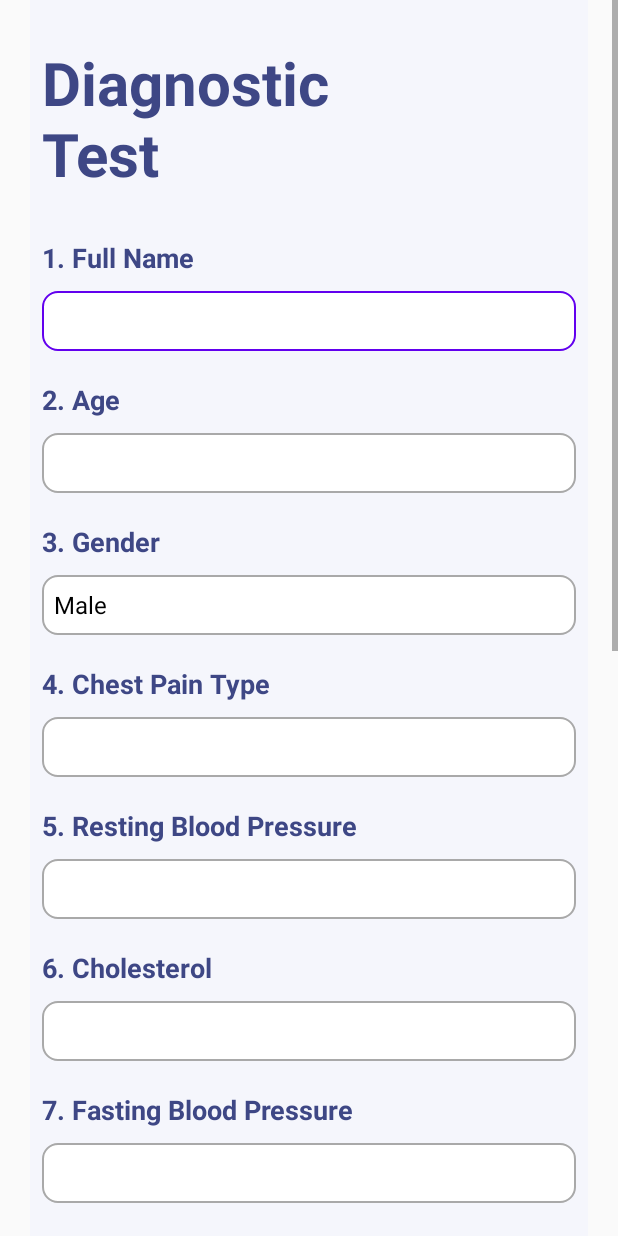
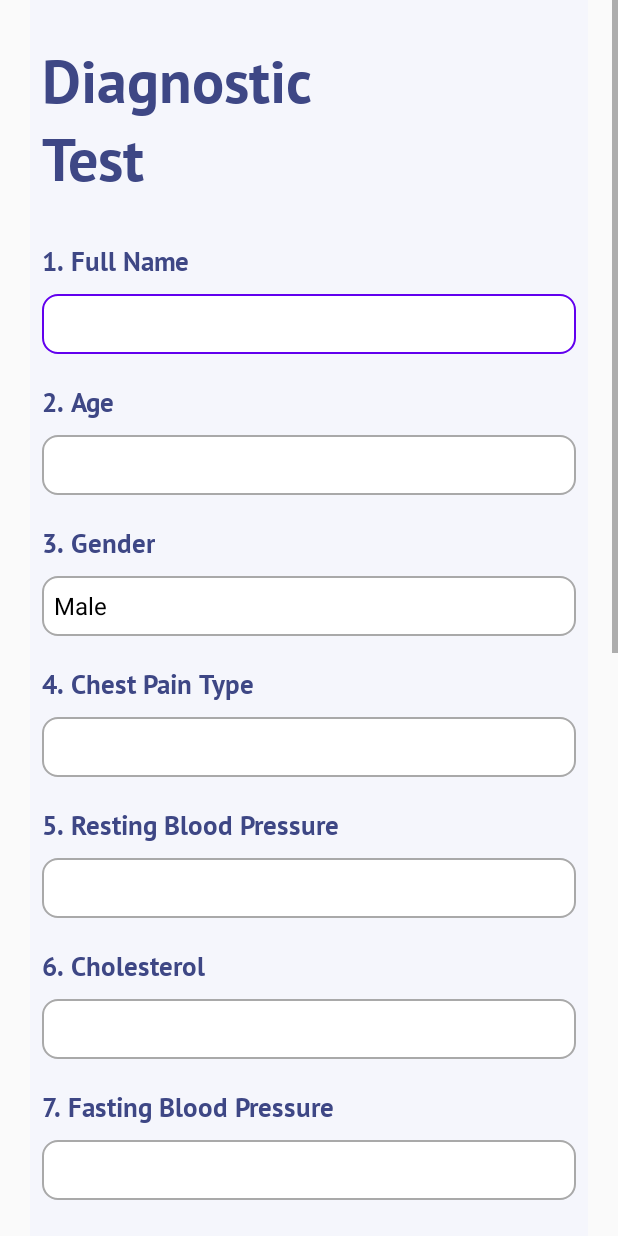
Before and after one commit to klandestinnervio/NervioAndroid, an Android app: the screen it shows after launch once a user with an empty profile is signed in (DiagnosticTestActivity), after a tap on an icon or button, on a phone screen of 412 x 824 dp. Run offline under Robolectric (Android 15) with nearby library versions, the phone set to English and light mode, and no system bars; our stand-ins replace Firebase (no records; nobody signed in at launch, a user with empty details on screens opened directly); libraries missing offline, so code that uses them is left out: org.tensorflow.lite.

Commit message:
perbaikan layout

```diff
--- a/app/src/main/java/com/example/nerv_io/HospitalRecomActivity.kt
+++ b/app/src/main/java/com/example/nerv_io/HospitalRecomActivity.kt
@@ -20,11 +20,6 @@ class HospitalRecomActivity : AppCompatActivity() {
         super.onCreate(savedInstanceState)
         binding = ActivityHospitalRecomBinding.inflate(layoutInflater)
         setContentView(binding.root)
-
-        binding.progressBar
-        progressBar.max = 100
-        progressBar.progress = 20
-
         initData()
     }
 
--- a/app/src/main/res/layout/activity_diagnostic_test.xml
+++ b/app/src/main/res/layout/activity_diagnostic_test.xml
@@ -19,6 +19,7 @@
             android:layout_height="wrap_content"
             android:layout_marginTop="20dp"
             android:text="Diagnostic\nTest"
+            android:fontFamily="@font/ptsanbold"
             android:textColor="@color/dark_blue"
             android:textSize="40sp"
             android:textStyle="bold" />
@@ -28,7 +29,7 @@
             android:layout_height="wrap_content"
             android:layout_marginTop="30dp"
             android:text="@string/question_1"
-            android:textStyle="bold"
+            android:fontFamily="@font/ptsanbold"
             android:textColor="@color/dark_blue"
             android:textSize="18sp" />
 
@@ -47,7 +48,7 @@
         <TextView
             android:layout_width="wrap_content"
             android:layout_height="wrap_content"
-            android:textStyle="bold"
+            android:fontFamily="@font/ptsanbold"
             android:layout_marginTop="20dp"
             android:text="@string/question_2"
             android:textColor="@color/dark_blue"
@@ -67,7 +68,7 @@
             android:layout_width="wrap_content"
             android:layout_height="wrap_content"
             android:layout_marginTop="20dp"
-            android:textStyle="bold"
+            android:fontFamily="@font/ptsanbold"
             android:text="@string/question_3"
             android:textColor="@color/dark_blue"
             android:textSize="18sp" />
@@ -82,7 +83,7 @@
             android:layout_width="wrap_content"
             android:layout_height="wrap_content"
             android:layout_marginTop="20dp"
-            android:textStyle="bold"
+            android:fontFamily="@font/ptsanbold"
             android:text="@string/question_4"
             android:textColor="@color/dark_blue"
             android:textSize="18sp" />
@@ -93,14 +94,15 @@
             android:layout_marginTop="10dp"
             android:background="@drawable/custom_input"
             android:ems="10"
+            android:fontFamily="@font/ptsanbold"
             android:textAlignment="center"
             android:inputType="number"
             android:textSize="15sp" />
         <TextView
             android:layout_width="wrap_content"
             android:layout_height="wrap_content"
-            android:textStyle="bold"
             android:layout_marginTop="20dp"
+            android:fontFamily="@font/ptsanbold"
             android:text="@string/question_5"
             android:textColor="@color/dark_blue"
             android:textSize="18sp" />
@@ -118,7 +120,7 @@
             android:layout_width="wrap_content"
             android:layout_height="wrap_content"
             android:layout_marginTop="20dp"
-            android:textStyle="bold"
+            android:fontFamily="@font/ptsanbold"
             android:text="@string/question_6"
             android:textColor="@color/dark_blue"
             android:textSize="18sp" />
@@ -136,7 +138,7 @@
             android:layout_width="wrap_content"
             android:layout_height="wrap_content"
             android:layout_marginTop="20dp"
-            android:textStyle="bold"
+            android:fontFamily="@font/ptsanbold"
             android:text="@string/question_7"
             android:textColor="@color/dark_blue"
             android:textSize="18sp" />
@@ -154,7 +156,7 @@
             android:layout_width="wrap_content"
             android:layout_height="wrap_content"
             android:layout_marginTop="20dp"
-            android:textStyle="bold"
+            android:fontFamily="@font/ptsanbold"
             android:text="@string/question_8"
             android:textColor="@color/dark_blue"
             android:textSize="18sp" />
@@ -171,7 +173,7 @@
         <TextView
             android:layout_width="wrap_content"
             android:layout_height="wrap_content"
-            android:textStyle="bold"
+            android:fontFamily="@font/ptsanbold"
             android:layout_marginTop="20dp"
             android:text="@string/question_9"
             android:textColor="@color/dark_blue"
@@ -189,7 +191,7 @@
         <TextView
             android:layout_width="wrap_content"
             android:layout_height="wrap_content"
-            android:textStyle="bold"
+            android:fontFamily="@font/ptsanbold"
             android:layout_marginTop="20dp"
             android:text="@string/question_10"
             android:textColor="@color/dark_blue"
@@ -207,7 +209,7 @@
         <TextView
             android:layout_width="wrap_content"
             android:layout_height="wrap_content"
-            android:textStyle="bold"
+            android:fontFamily="@font/ptsanbold"
             android:layout_marginTop="20dp"
             android:text="@string/question_11"
             android:textColor="@color/dark_blue"
@@ -225,7 +227,7 @@
         <TextView
             android:layout_width="wrap_content"
             android:layout_height="wrap_content"
-            android:textStyle="bold"
+            android:fontFamily="@font/ptsanbold"
             android:layout_marginTop="20dp"
             android:text="@string/question_12"
             android:textColor="@color/dark_blue"
@@ -243,7 +245,7 @@
         <TextView
             android:layout_width="wrap_content"
             android:layout_height="wrap_content"
-            android:textStyle="bold"
+            android:fontFamily="@font/ptsanbold"
             android:layout_marginTop="20dp"
             android:text="@string/question_13"
             android:textColor="@color/dark_blue"
@@ -261,7 +263,7 @@
         <TextView
             android:layout_width="wrap_content"
             android:layout_height="wrap_content"
-            android:textStyle="bold"
+            android:fontFamily="@font/ptsanbold"
             android:layout_marginTop="20dp"
             android:text="@string/question_14"
             android:textColor="@color/dark_blue"
--- a/app/src/main/res/layout/activity_sign_in.xml
+++ b/app/src/main/res/layout/activity_sign_in.xml
@@ -5,7 +5,7 @@
     xmlns:android="http://schemas.android.com/apk/res/android"
     android:layout_width="match_parent"
     android:layout_height="match_parent"
-    android:background="#F5F6FC"
+    android:background="@color/blue_200"
     android:gravity="center"
     android:orientation="vertical">
 
@@ -14,7 +14,7 @@
         android:layout_height="498dp"
         android:layout_gravity="center"
         android:layout_margin="30dp"
-        app:cardBackgroundColor="#ccdceb"
+        app:cardBackgroundColor="@color/blue_500"
         app:cardCornerRadius="40dp">
 
         <LinearLayout
@@ -28,6 +28,7 @@
                 android:layout_gravity="center_horizontal"
                 android:layout_marginTop="30dp"
                 android:text="NERV-IO"
+                android:fontFamily="@font/ptsanbold"
                 android:textColor="#3E4785"
                 android:textSize="40sp"
                 android:textStyle="bold" />
@@ -37,6 +38,7 @@
                 android:layout_gravity="center_horizontal"
                 android:text="(Early Detection of Heart Cancer)"
                 android:textColor="#3E4785"
+                android:fontFamily="@font/ptsansregular"
                 android:textSize="15sp"
                 android:textStyle="italic" />
 
--- a/app/src/main/res/layout/item_history.xml
+++ b/app/src/main/res/layout/item_history.xml
@@ -40,7 +40,7 @@
             android:maxLines="2"
             android:textColor="#3E4785"
             android:textSize="18sp"
-            android:textStyle="bold"
+            android:fontFamily="@font/ptsanbold"
             app:layout_constraintEnd_toEndOf="parent"
             app:layout_constraintStart_toEndOf="@+id/img_user"
             app:layout_constraintTop_toTopOf="parent"
@@ -53,6 +53,7 @@
             android:layout_marginTop="10dp"
             android:gravity="start"
             android:textSize="18sp"
+            android:fontFamily="@font/ptsansregular"
             app:layout_constraintStart_toStartOf="@+id/name_user"
             app:layout_constraintTop_toBottomOf="@+id/name_user"
             tools:text="14/05/2021" />
--- a/app/src/main/res/values/strings.xml
+++ b/app/src/main/res/values/strings.xml
@@ -16,4 +16,5 @@
     <string name="question_13">13. Number of major vessels (0-3) colored by flourosopy</string>
     <string name="question_14">14. Thal Value</string>
     <string name="finish">Finish</string>
+    <string name="phone_number_s">Phone Number : %s</string>
 </resources>
```
Also changed, not shown: app/src/main/res/layout/activity_history_diagnostic.xml (+15 -15 lines), app/src/main/res/layout/activity_hospital_recom.xml (+1 -10 lines), app/src/main/res/layout/activity_menu.xml (+10 -3 lines), app/src/main/res/layout/item_hospital.xml (+5 -3 lines), app/src/main/res/drawable/exit.png, app/src/main/res/drawable/facebok.png (deleted), app/src/main/res/drawable/gmail.png (deleted), app/src/main/res/drawable/google.png (deleted), app/src/main/res/drawable/logout.png (deleted), app/src/main/res/drawable/user.png (deleted).
